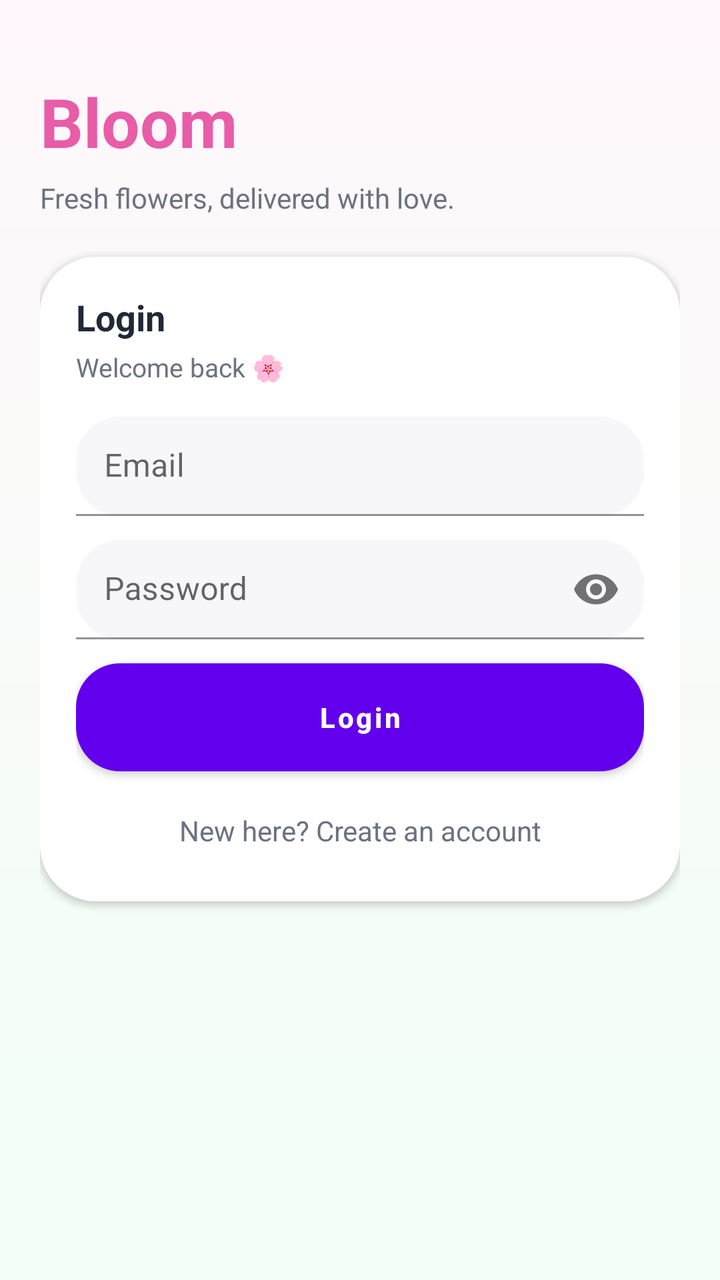
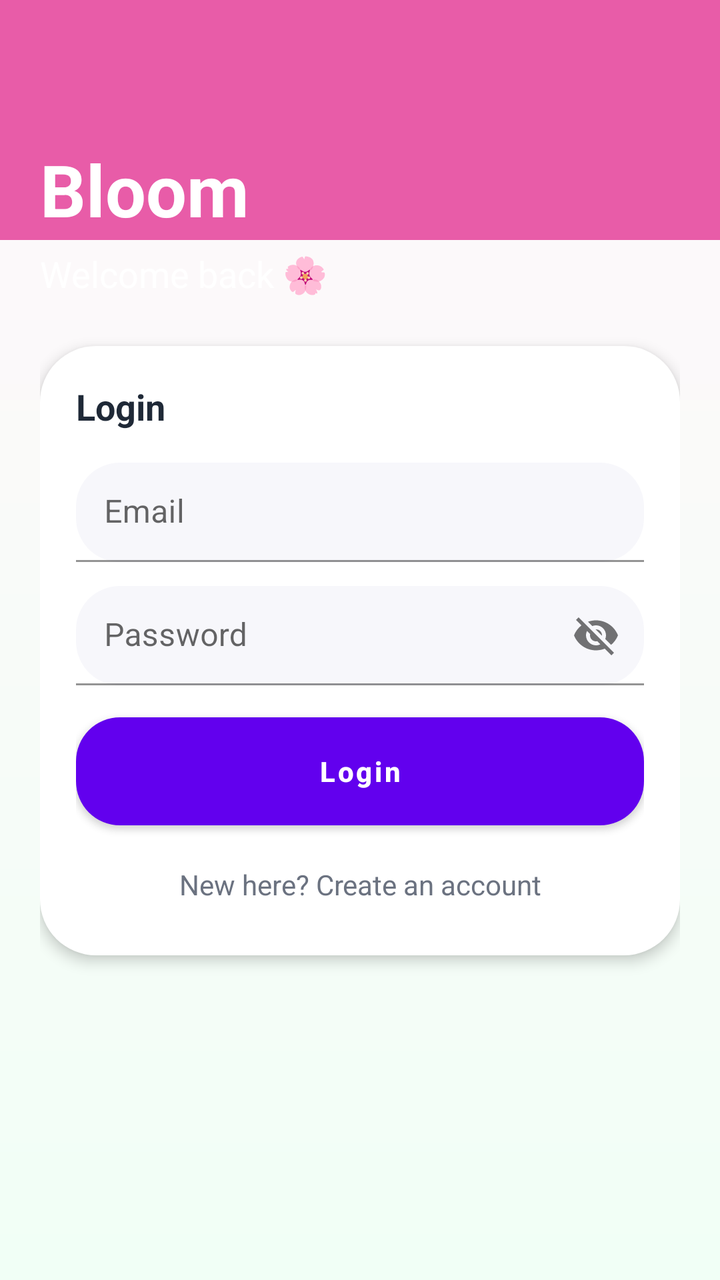

Compare the two renders of this Android layout. The source of the first and the diff that turns it into the second are given below.
<!-- AndroidManifest.xml: application theme Theme.Flower -->
<!-- res/layout/activity_login.xml -->
<?xml version="1.0" encoding="utf-8"?>
<ScrollView xmlns:android="http://schemas.android.com/apk/res/android"
    xmlns:app="http://schemas.android.com/apk/res-auto"
    android:layout_width="match_parent"
    android:layout_height="match_parent"
    android:background="@drawable/bg_flower_gradient"
    android:fillViewport="true">

    <LinearLayout
        android:layout_width="match_parent"
        android:layout_height="wrap_content"
        android:padding="20dp"
        android:orientation="vertical">

        
        <LinearLayout
            android:layout_width="match_parent"
            android:layout_height="wrap_content"
            android:orientation="vertical"
            android:layout_marginTop="18dp">

            <TextView
                android:id="@+id/tvAppNameLogin"
                android:layout_width="wrap_content"
                android:layout_height="wrap_content"
                android:text="Bloom"
                android:textSize="34sp"
                android:textStyle="bold"
                android:textColor="@color/primaryFlower"/>

            <TextView
                android:layout_width="wrap_content"
                android:layout_height="wrap_content"
                android:text="Fresh flowers, delivered with love."
                android:layout_marginTop="6dp"
                android:textSize="14sp"
                android:textColor="@color/textHint"/>
        </LinearLayout>

        
        <LinearLayout
            android:layout_width="match_parent"
            android:layout_height="wrap_content"
            android:layout_marginTop="20dp"
            android:background="@drawable/white_card_28"
            android:padding="18dp"
            android:orientation="vertical"
            android:elevation="2dp">

            <TextView
                android:layout_width="wrap_content"
                android:layout_height="wrap_content"
                android:text="Login"
                android:textStyle="bold"
                android:textSize="18sp"
                android:textColor="@color/textMain"/>

            <TextView
                android:layout_width="wrap_content"
                android:layout_height="wrap_content"
                android:text="Welcome back 🌸"
                android:layout_marginTop="4dp"
                android:textSize="13sp"
                android:textColor="@color/textHint"/>

            
            <com.google.android.material.textfield.TextInputLayout
                android:id="@+id/tilEmail"
                android:layout_width="match_parent"
                android:layout_height="wrap_content"
                android:layout_marginTop="16dp"
                app:boxBackgroundMode="filled"
                app:boxBackgroundColor="@color/fieldFill"
                app:boxCornerRadiusTopStart="22dp"
                app:boxCornerRadiusTopEnd="22dp"
                app:boxCornerRadiusBottomStart="22dp"
                app:boxCornerRadiusBottomEnd="22dp"
                app:hintTextColor="@color/textHint"
                app:errorTextColor="@color/error"
                android:hint="Email">

                <com.google.android.material.textfield.TextInputEditText
                    android:id="@+id/etEmail"
                    android:layout_width="match_parent"
                    android:layout_height="wrap_content"
                    android:inputType="textEmailAddress"
                    android:textColor="@color/textMain"
                    android:textColorHint="@color/textHint"
                    android:padding="14dp"/>
            </com.google.android.material.textfield.TextInputLayout>

            
            <com.google.android.material.textfield.TextInputLayout
                android:id="@+id/tilPassword"
                android:layout_width="match_parent"
                android:layout_height="wrap_content"
                android:layout_marginTop="12dp"
                app:boxBackgroundMode="filled"
                app:boxBackgroundColor="@color/fieldFill"
                app:boxCornerRadiusTopStart="22dp"
                app:boxCornerRadiusTopEnd="22dp"
                app:boxCornerRadiusBottomStart="22dp"
                app:boxCornerRadiusBottomEnd="22dp"
                app:endIconMode="password_toggle"
                app:hintTextColor="@color/textHint"
                app:errorTextColor="@color/error"
                android:hint="Password">

                <com.google.android.material.textfield.TextInputEditText
                    android:id="@+id/etPassword"
                    android:layout_width="match_parent"
                    android:layout_height="wrap_content"
                    android:inputType="textPassword"
                    android:textColor="@color/textMain"
                    android:textColorHint="@color/textHint"
                    android:padding="14dp"/>
            </com.google.android.material.textfield.TextInputLayout>


            <Button
                android:id="@+id/btnLogin"
                android:layout_width="match_parent"
                android:layout_height="54dp"
                android:layout_marginTop="12dp"
                android:background="@drawable/btn_flower"
                android:text="Login"
                android:textAllCaps="false"
                android:textStyle="bold"
                android:textColor="@android:color/white"/>


            <TextView
                android:id="@+id/tvGoRegister"
                android:layout_width="match_parent"
                android:layout_height="wrap_content"
                android:layout_marginTop="12dp"
                android:gravity="center"
                android:text="New here? Create an account"
                android:textColor="@color/textHint"
                android:padding="8dp"/>
        </LinearLayout>

        
        <View
            android:layout_width="match_parent"
            android:layout_height="20dp"/>
    </LinearLayout>
</ScrollView>
<!-- resources referenced by this layout -->
<resources>
  <color name="error">#D92D20</color>
  <color name="fieldFill">#F7F7FB</color>
  <color name="primaryFlower">#E85CA8</color>
  <color name="textHint">#6B7280</color>
  <color name="textMain">#1F2937</color>
  <!-- drawable bg_flower_gradient (drawable) -->
  <shape xmlns:android="http://schemas.android.com/apk/res/android">
      <gradient
          android:startColor="@color/bgTop"
          android:endColor="@color/bgBottom"
          android:angle="270"/>
  </shape>
  <!-- drawable btn_flower (drawable) -->
  <shape xmlns:android="http://schemas.android.com/apk/res/android">
      <gradient
          android:startColor="@color/primaryFlower"
          android:endColor="@color/primaryFlowerDark"
          android:angle="0"/>
      <corners android:radius="22dp"/>
  </shape>
  <!-- drawable white_card_28 (drawable) -->
  <shape xmlns:android="http://schemas.android.com/apk/res/android">
      <solid android:color="@color/cardWhite"/>
      <corners android:radius="28dp"/>
  </shape>
  <style name="Theme.Flower" parent="Theme.MaterialComponents.DayNight.NoActionBar">
          
          <item name="colorPrimary">@color/purple_500</item>
          <item name="colorPrimaryVariant">@color/purple_700</item>
          <item name="colorOnPrimary">@color/white</item>
          
          <item name="colorSecondary">@color/teal_200</item>
          <item name="colorSecondaryVariant">@color/teal_700</item>
          <item name="colorOnSecondary">@color/black</item>
          
          <item name="android:statusBarColor">?attr/colorPrimaryVariant</item>
          
      </style>
  <color name="bgTop">#FFF7FB</color>
  <color name="bgBottom">#F1FFF6</color>
  <color name="primaryFlowerDark">#C9468A</color>
  <color name="cardWhite">#FFFFFF</color>
  <color name="purple_500">#FF6200EE</color>
  <color name="purple_700">#FF3700B3</color>
  <color name="white">#FFFFFFFF</color>
  <color name="teal_200">#FF03DAC5</color>
  <color name="teal_700">#FF018786</color>
  <color name="black">#FF000000</color>
</resources>

<!-- the commit's change to res/layout/activity_login.xml (unified diff, before → after) -->
@@ -9,140 +9,128 @@
     <LinearLayout
         android:layout_width="match_parent"
         android:layout_height="wrap_content"
-        android:padding="20dp"
         android:orientation="vertical">
 
         
+        <View
+            android:layout_width="match_parent"
+            android:layout_height="120dp"
+            android:background="@color/primaryFlower" />
+
         <LinearLayout
             android:layout_width="match_parent"
             android:layout_height="wrap_content"
+            android:padding="20dp"
             android:orientation="vertical"
-            android:layout_marginTop="18dp">
+            android:layout_marginTop="-70dp">
 
+            
             <TextView
                 android:id="@+id/tvAppNameLogin"
                 android:layout_width="wrap_content"
                 android:layout_height="wrap_content"
                 android:text="Bloom"
-                android:textSize="34sp"
+                android:textSize="36sp"
                 android:textStyle="bold"
-                android:textColor="@color/primaryFlower"/>
+                android:textColor="@android:color/white" />
 
-            <TextView
-                android:layout_width="wrap_content"
-                android:layout_height="wrap_content"
-                android:text="Fresh flowers, delivered with love."
-                android:layout_marginTop="6dp"
-                android:textSize="14sp"
-                android:textColor="@color/textHint"/>
-        </LinearLayout>
-
-        
-        <LinearLayout
-            android:layout_width="match_parent"
-            android:layout_height="wrap_content"
-            android:layout_marginTop="20dp"
-            android:background="@drawable/white_card_28"
-            android:padding="18dp"
-            android:orientation="vertical"
-            android:elevation="2dp">
-
-            <TextView
-                android:layout_width="wrap_content"
-                android:layout_height="wrap_content"
-                android:text="Login"
-                android:textStyle="bold"
-                android:textSize="18sp"
-                android:textColor="@color/textMain"/>
-
+            
             <TextView
                 android:layout_width="wrap_content"
                 android:layout_height="wrap_content"
                 android:text="Welcome back 🌸"
-                android:layout_marginTop="4dp"
-                android:textSize="13sp"
-                android:textColor="@color/textHint"/>
+                android:layout_marginTop="6dp"
+                android:textSize="18sp"
+                android:textColor="@android:color/white" />
 
             
-            <com.google.android.material.textfield.TextInputLayout
-                android:id="@+id/tilEmail"
+            <LinearLayout
                 android:layout_width="match_parent"
                 android:layout_height="wrap_content"
-                android:layout_marginTop="16dp"
-                app:boxBackgroundMode="filled"
-                app:boxBackgroundColor="@color/fieldFill"
-                app:boxCornerRadiusTopStart="22dp"
-                app:boxCornerRadiusTopEnd="22dp"
-                app:boxCornerRadiusBottomStart="22dp"
-                app:boxCornerRadiusBottomEnd="22dp"
-                app:hintTextColor="@color/textHint"
-                app:errorTextColor="@color/error"
-                android:hint="Email">
+                android:layout_marginTop="24dp"
+                android:background="@drawable/white_card_28"
+                android:padding="18dp"
+                android:orientation="vertical"
+                android:elevation="4dp">
 
-                <com.google.android.material.textfield.TextInputEditText
-                    android:id="@+id/etEmail"
+                <TextView
+                    android:layout_width="wrap_content"
+                    android:layout_height="wrap_content"
+                    android:text="Login"
+                    android:textStyle="bold"
+                    android:textSize="18sp"
+                    android:textColor="@color/textMain"/>
+
+                
+                <com.google.android.material.textfield.TextInputLayout
+                    android:id="@+id/tilEmail"
                     android:layout_width="match_parent"
                     android:layout_height="wrap_content"
-                    android:inputType="textEmailAddress"
-                    android:textColor="@color/textMain"
-                    android:textColorHint="@color/textHint"
-                    android:padding="14dp"/>
-            </com.google.android.material.textfield.TextInputLayout>
+                    android:layout_marginTop="16dp"
+                    app:boxBackgroundMode="filled"
+                    app:boxBackgroundColor="@color/fieldFill"
+                    app:boxCornerRadiusTopStart="22dp"
+                    app:boxCornerRadiusTopEnd="22dp"
+                    app:boxCornerRadiusBottomStart="22dp"
+                    app:boxCornerRadiusBottomEnd="22dp"
+                    android:hint="Email">
 
-            
-            <com.google.android.material.textfield.TextInputLayout
-                android:id="@+id/tilPassword"
-                android:layout_width="match_parent"
-                android:layout_height="wrap_content"
-                android:layout_marginTop="12dp"
-                app:boxBackgroundMode="filled"
-                app:boxBackgroundColor="@color/fieldFill"
-                app:boxCornerRadiusTopStart="22dp"
-                app:boxCornerRadiusTopEnd="22dp"
-                app:boxCornerRadiusBottomStart="22dp"
-                app:boxCornerRadiusBottomEnd="22dp"
-                app:endIconMode="password_toggle"
-                app:hintTextColor="@color/textHint"
-                app:errorTextColor="@color/error"
-                android:hint="Password">
+                    <com.google.android.material.textfield.TextInputEditText
+                        android:id="@+id/etEmail"
+                        android:layout_width="match_parent"
+                        android:layout_height="wrap_content"
+                        android:padding="14dp"/>
+                </com.google.android.material.textfield.TextInputLayout>
 
-                <com.google.android.material.textfield.TextInputEditText
-                    android:id="@+id/etPassword"
+                
+                <com.google.android.material.textfield.TextInputLayout
+                    android:id="@+id/tilPassword"
                     android:layout_width="match_parent"
                     android:layout_height="wrap_content"
-                    android:inputType="textPassword"
-                    android:textColor="@color/textMain"
-                    android:textColorHint="@color/textHint"
-                    android:padding="14dp"/>
-            </com.google.android.material.textfield.TextInputLayout>
+                    android:layout_marginTop="12dp"
+                    app:boxBackgroundMode="filled"
+                    app:boxBackgroundColor="@color/fieldFill"
+                    app:boxCornerRadiusTopStart="22dp"
+                    app:boxCornerRadiusTopEnd="22dp"
+                    app:boxCornerRadiusBottomStart="22dp"
+                    app:boxCornerRadiusBottomEnd="22dp"
+                    app:endIconMode="password_toggle"
+                    android:hint="Password">
 
+                    <com.google.android.material.textfield.TextInputEditText
+                        android:id="@+id/etPassword"
+                        android:layout_width="match_parent"
+                        android:layout_height="wrap_content"
+                        android:padding="14dp"/>
+                </com.google.android.material.textfield.TextInputLayout>
 
-            <Button
-                android:id="@+id/btnLogin"
+                
+                <Button
+                    android:id="@+id/btnLogin"
+                    android:layout_width="match_parent"
+                    android:layout_height="54dp"
+                    android:layout_marginTop="16dp"
+                    android:background="@drawable/btn_flower"
+                    android:text="Login"
+                    android:textAllCaps="false"
+                    android:textStyle="bold"
+                    android:textColor="@android:color/white"/>
+
+                
+                <TextView
+                    android:id="@+id/tvGoRegister"
+                    android:layout_width="match_parent"
+                    android:layout_height="wrap_content"
+                    android:layout_marginTop="12dp"
+                    android:gravity="center"
+                    android:text="New here? Create an account"
+                    android:textColor="@color/textHint"
+                    android:padding="8dp"/>
+            </LinearLayout>
+
+            <View
                 android:layout_width="match_parent"
-                android:layout_height="54dp"
-                android:layout_marginTop="12dp"
-                android:background="@drawable/btn_flower"
-                android:text="Login"
-                android:textAllCaps="false"
-                android:textStyle="bold"
-                android:textColor="@android:color/white"/>
-
-
-            <TextView
-                android:id="@+id/tvGoRegister"
-                android:layout_width="match_parent"
-                android:layout_height="wrap_content"
-                android:layout_marginTop="12dp"
-                android:gravity="center"
-                android:text="New here? Create an account"
-                android:textColor="@color/textHint"
-                android:padding="8dp"/>
+                android:layout_height="20dp"/>
         </LinearLayout>
-
-        
-        <View
-            android:layout_width="match_parent"
-            android:layout_height="20dp"/>
     </LinearLayout>
 </ScrollView>
<!-- resource entries referenced after the edit -->
@@ -1,6 +1,5 @@
 <!-- resources referenced by this layout -->
 <resources>
-  <color name="error">#D92D20</color>
   <color name="fieldFill">#F7F7FB</color>
   <color name="primaryFlower">#E85CA8</color>
   <color name="textHint">#6B7280</color>
